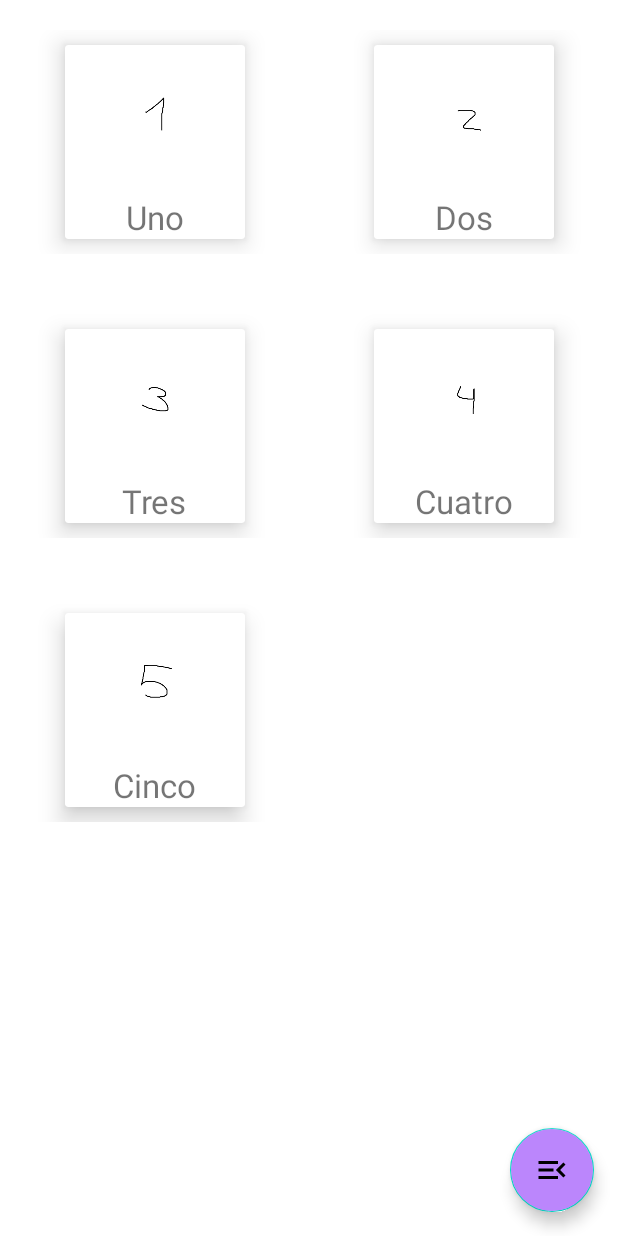
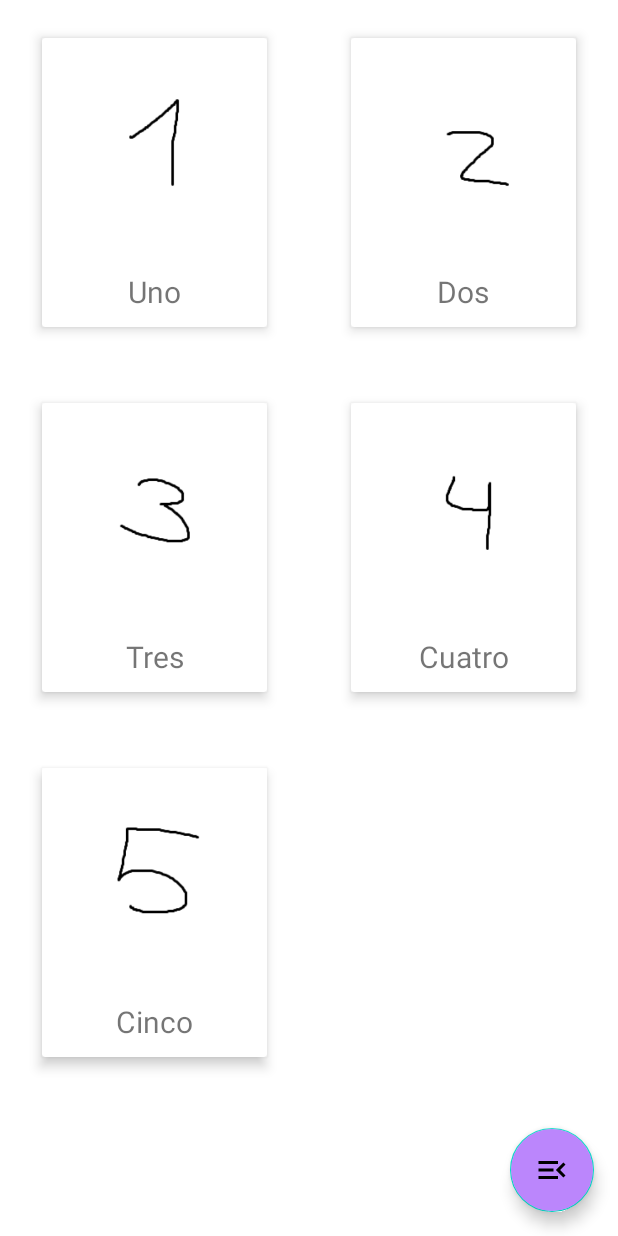
Before and after one commit to anderra57/OpenLibganizer, an Android app: the screen it shows after launch (MainActivity), on a phone screen of 412 x 824 dp. Run offline under Robolectric (Android 15) with nearby library versions, the light colour scheme and no system bars.

Commit message:
Cambios para mejorar el aspecto de los cards

```diff
--- a/app/src/main/res/layout/grid_item.xml
+++ b/app/src/main/res/layout/grid_item.xml
@@ -1,17 +1,16 @@
 <?xml version="1.0" encoding="utf-8"?>
 <androidx.constraintlayout.widget.ConstraintLayout xmlns:android="http://schemas.android.com/apk/res/android"
     xmlns:app="http://schemas.android.com/apk/res-auto"
-    xmlns:tools="http://schemas.android.com/tools"
     android:layout_width="match_parent"
     android:layout_height="wrap_content"
     android:layout_marginHorizontal="10dp"
-    android:layout_marginVertical="20dp">
+    android:layout_marginVertical="10dp">
 
     <androidx.cardview.widget.CardView
-        android:layout_width="120dp"
+        android:layout_width="150dp"
         android:layout_height="wrap_content"
-        app:cardElevation="10dp"
-        android:layout_marginVertical="10dp"
+        app:cardElevation="5dp"
+        android:layout_marginVertical="15dp"
         app:layout_constraintBottom_toBottomOf="parent"
         app:layout_constraintEnd_toEndOf="parent"
         app:layout_constraintHorizontal_bias="0.5"
@@ -20,22 +19,28 @@
 
         <RelativeLayout
             android:layout_width="match_parent"
-            android:layout_height="match_parent">
+            android:layout_height="match_parent"
+            android:layout_centerHorizontal="true">
+
             <ImageView
-                android:layout_width="100dp"
-                android:layout_height="100dp"
-                android:src="@drawable/a1"
+                android:id="@+id/imageview"
+                android:layout_width="wrap_content"
+                android:layout_height="150dp"
                 android:layout_centerHorizontal="true"
-                android:id="@+id/imageview"
-                android:padding="23dp"/>
+                android:paddingTop="10dp" />
+
             <TextView
+                android:id="@+id/textview"
                 android:layout_width="wrap_content"
                 android:layout_height="wrap_content"
-                android:id="@+id/textview"
                 android:layout_below="@id/imageview"
-                android:textSize="22sp"
-                android:text="Uno"
-                android:layout_centerHorizontal="true"/>
+                android:layout_centerHorizontal="true"
+                android:gravity="center"
+                android:maxLines="2"
+                android:ellipsize="end"
+                android:paddingTop="5dp"
+                android:paddingBottom="10dp"
+                android:textSize="20sp"/>
 
         </RelativeLayout>
 
```
